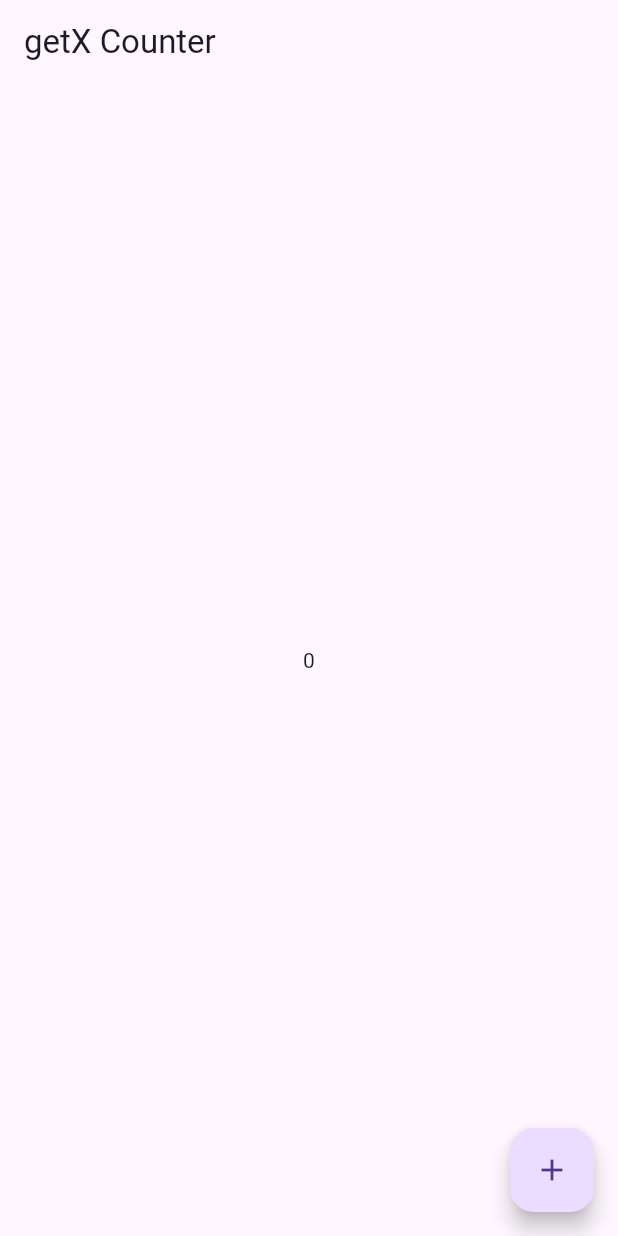
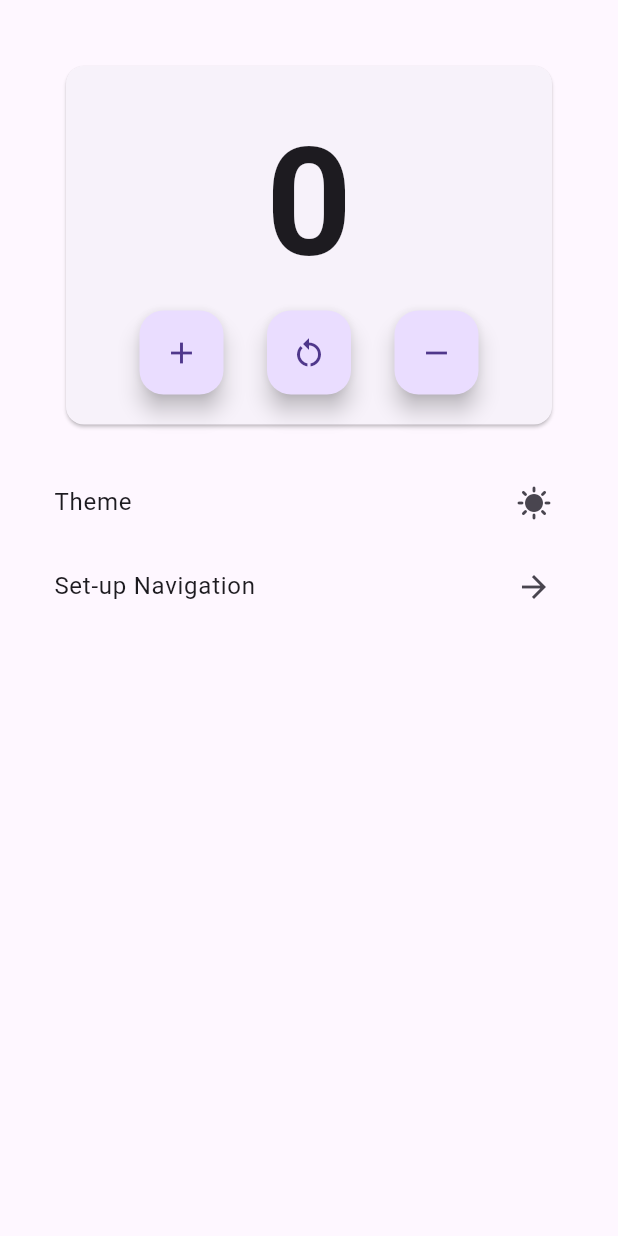
Before and after one commit to Aksharpatel06/adv_flutter_ch6, a Flutter app: the screen it shows after launch, on a phone screen of 412 x 824 dp. Run offline on Flutter 3.47's test engine with Material 3 defaults, Android fonts, the phone set to English and light mode, and no system bars; our stand-ins replace get.

Commit message:
17-07-2024

```diff
--- a/lib/main.dart
+++ b/lib/main.dart
@@ -1,4 +1,5 @@
-import 'package:adv_flutter_ch6/view/task_1/screen/home_screen.dart';
+import 'package:adv_flutter_ch6/view/task_1/controller/theme_controller.dart';
+import 'package:adv_flutter_ch6/view/task_1/screen/home/home_screen.dart';
 import 'package:flutter/material.dart';
 import 'package:get/get.dart';
 
@@ -12,8 +13,11 @@ class MyApp extends StatelessWidget {
   // This widget is the root of your application.
   @override
   Widget build(BuildContext context) {
-    return const GetMaterialApp(
-      home: HomeScreen(),
+    final ThemeController themeController = Get.put(ThemeController());
+    return GetMaterialApp(
+      debugShowCheckedModeBanner: false,
+      theme: themeController.isDarkMode.value ? ThemeData.dark() : ThemeData.light(),
+      home: const HomeScreen(),
     );
   }
 }
--- /dev/null
+++ b/lib/view/task_1/controller/theme_controller.dart
@@ -0,0 +1,13 @@
+import 'package:flutter/material.dart';
+import 'package:get/get.dart';
+
+class ThemeController extends GetxController {
+
+  RxBool isDarkMode = false.obs;
+
+  void changeTheme()
+  {
+    isDarkMode.value = !isDarkMode.value;
+    Get.changeTheme(isDarkMode.value ? ThemeData.dark() : ThemeData.light());
+  }
+}
--- /dev/null
+++ b/lib/view/task_1/screen/home/home_screen.dart
@@ -0,0 +1,90 @@
+import 'package:flutter/material.dart';
+import 'package:get/get.dart';
+
+import '../../controller/theme_controller.dart';
+import '../../controller/home_controller.dart';
+import '../details/details_screen.dart';
+
+class HomeScreen extends StatelessWidget {
+  const HomeScreen({super.key});
+
+  @override
+  Widget build(BuildContext context) {
+    final HomeController homeController = Get.put(HomeController());
+    final ThemeController themeController = Get.find();
+
+    return Scaffold(
+
+      body: SafeArea(
+        child: Center(
+          child: Padding(
+            padding: const EdgeInsets.all(20.0),
+            child: Column(
+              children: [
+                Padding(
+                  padding: const EdgeInsets.all(20.0),
+                  child: Card(
+                    child: Padding(
+                      padding: const EdgeInsets.all(20.0),
+                      child: Column(
+                        children: [
+                          Obx(
+                            () => Text(
+                              homeController.count.toString(),
+                              style: const TextStyle(
+                                  fontWeight: FontWeight.bold, fontSize: 100),
+                            ),
+                          ),
+                          Row(
+                            mainAxisAlignment: MainAxisAlignment.spaceEvenly,
+                            children: [
+                              FloatingActionButton(
+                                onPressed: () {
+                                  homeController.incrementValue();
+                                },
+                                child: const Icon(Icons.add),
+                              ),
+                              FloatingActionButton(
+                                onPressed: () {
+                                  homeController.zeroValue();
+                                },
+                                child: const Icon(Icons.restart_alt),
+                              ),
+                              FloatingActionButton(
+                                onPressed: () {
+                                  homeController.removeValue();
+                                },
+                                child: const Icon(Icons.remove),
+                              ),
+                            ],
+                          ),
+                        ],
+                      ),
+                    ),
+                  ),
+                ),
+                ListTile(
+                  title: const Text('Theme'),
+                  trailing: GestureDetector(
+                      onTap: themeController.changeTheme,
+                      child: themeController.isDarkMode.value
+                          ? const Icon(Icons.dark_mode)
+                          : const Icon(Icons.sunny)),
+                ),
+                ListTile(
+                  title: const Text('Set-up Navigation'),
+                  trailing: GestureDetector(
+                    onTap: () {
+                      Get.to(const DetailsScreen(), transition: Transition.fade);
+                    },
+                    child: const Icon(Icons.arrow_forward),
+                  ),
+                )
+              ],
+            ),
+          ),
+        ),
+      ),
+    );
+  }
+}
--- a/lib/view/task_1/screen/home_screen.dart
+++ /dev/null
@@ -1,24 +0,0 @@
-import 'package:adv_flutter_ch6/view/task_1/controller/home_controller.dart';
-import 'package:flutter/material.dart';
-import 'package:get/get.dart';
-
-class HomeScreen extends StatelessWidget {
-  const HomeScreen({super.key});
-
-  @override
-  Widget build(BuildContext context) {
-    final HomeController homeController = Get.put(HomeController());
-    return Scaffold(
-      appBar: AppBar(
-        title: const Text('getX Counter'),
-      ),
-      body: Center(
-        child: Obx(() => Text("${homeController.count}")),
-      ),
-      floatingActionButton: FloatingActionButton(
-        onPressed: homeController.increment,
-        child: const Icon(Icons.add),
-      ),
-    );
-  }
-}
```
Also changed, not shown: lib/view/task_1/controller/home_controller.dart (+13 -2 lines), lib/view/task_1/screen/details/details_screen.dart (added, +18 -0 lines).
